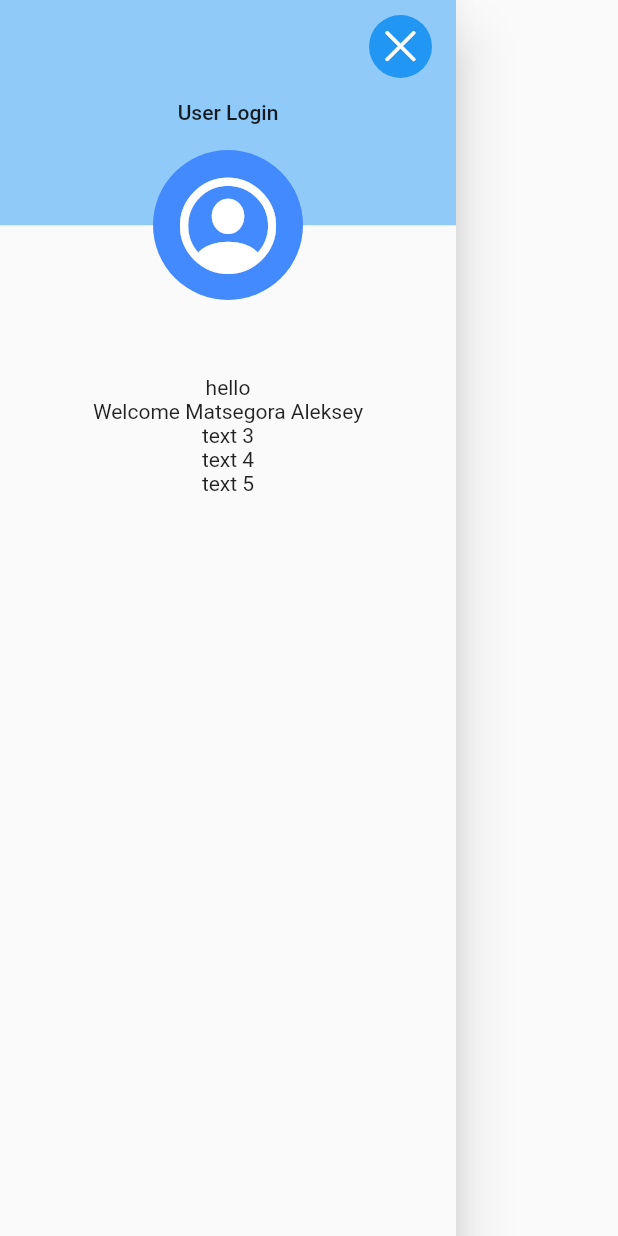
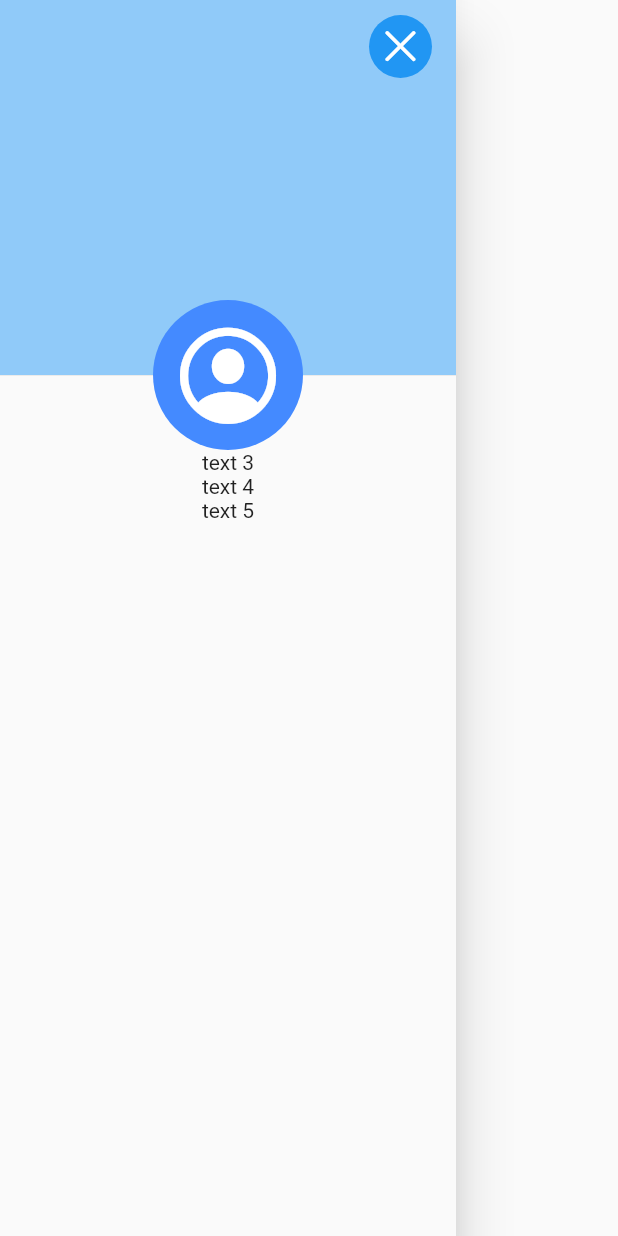
Before and after one commit to 1mavic/dog_walk, a Flutter app: the DrawerWidget widget shown alone on an empty page, opened directly, on a phone screen of 412 x 824 dp. Run offline on Flutter 3.47's test engine with Material 2 defaults, Android fonts, the light colour scheme and no system bars; our stand-ins replace device_info_plus, equatable, flutter_bloc, flutter_dotenv, flutter_hooks, google_maps_flutter.

Commit message:
login bloc + user repository

```diff
--- /dev/null
+++ b/lib/bloc/user_bloc/user_event.dart
@@ -0,0 +1,36 @@
+part of 'user_bloc.dart';
+
+/// user event abstract class
+abstract class UserEvent extends Equatable {
+  /// user event abstract class
+  const UserEvent();
+}
+
+/// user event when user changed
+class UserChangedEvent extends UserEvent {
+  /// user event when user changed
+  const UserChangedEvent(this.newUser);
+
+  /// new user data
+  final User newUser;
+  @override
+  List<Object?> get props => [
+        newUser,
+      ];
+}
+
+/// login event for login bloc with new state
+class UserStateEvent extends UserEvent {
+  /// login event for login bloc with new state
+  const UserStateEvent(
+    this.newStatus,
+  );
+
+  /// new login status from login repository
+  final UserLoggingStatus newStatus;
+
+  @override
+  List<Object> get props => [
+        newStatus,
+      ];
+}
--- a/lib/bloc/login_bloc/login_state.dart
+++ b/lib/bloc/user_bloc/user_state.dart
@@ -1,25 +1,25 @@
-part of 'login_bloc.dart';
+part of 'user_bloc.dart';
 
 /// state of login use bloc
-abstract class LoginState extends Equatable {
+abstract class UserState extends Equatable {
   /// state of login use bloc
-  const LoginState();
+  const UserState();
 
   @override
   List<Object> get props => [];
 }
 
 /// initial state for login bloc
-class LoginInitial extends LoginState {}
+class UserInitial extends UserState {}
 
 /// user not logged state
-class NotloggedState extends LoginState {
+class NotloggedState extends UserState {
   /// user field
   final user = const NotLoggedUser();
 }
 
 /// user logged in state
-class LoggedState extends LoginState {
+class LoggedState extends UserState {
   /// user logged in state
   const LoggedState(this.user);
 
--- /dev/null
+++ b/lib/entity/repositories/user_repository/user_repository.dart
@@ -0,0 +1,2 @@
+export './user_repository_contract.dart';
+export './user_repository_impl.dart';
--- /dev/null
+++ b/lib/entity/repositories/user_repository/user_repository_contract.dart
@@ -0,0 +1,19 @@
+import 'package:doggie_walker/entity/models/user_model.dart/user.dart';
+
+/// user repository class
+abstract class UserRepository {
+  /// user repository class
+  const UserRepository();
+
+  /// user stream return User class
+  Stream<User> get userStream;
+
+  /// function to get current user data
+  Future<void> getUser();
+
+  /// change current user data
+  Future<void> changeUser(LoggedUser user);
+
+  /// dispose repository
+  void dispose();
+}
--- a/lib/l10n/intl_en.arb
+++ b/lib/l10n/intl_en.arb
@@ -1,10 +1,9 @@
 {
     "hello": "hello",
-    "pageHomeWelcomeFullName": "Welcome {lastName} {firstName}",
+    "pageHomeWelcomeFullName": "Welcome {name}",
     "@pageHomeWelcomeFullName": {
         "placeholders": {
-            "firstName": {},
-            "lastName": {}
+            "name": {}
         }
     }
 }
--- a/lib/l10n/intl_ru_RU.arb
+++ b/lib/l10n/intl_ru_RU.arb
@@ -1,10 +1,9 @@
 {
     "hello": "привет",
-    "pageHomeWelcomeFullName": "Добро пожаловать {lastName} {firstName}",
+    "pageHomeWelcomeFullName": "Добро пожаловать {name}",
     "@pageHomeWelcomeFullName": {
         "placeholders": {
-            "firstName": {},
-            "lastName": {}
+            "name": {}
         }
     }
 }
--- a/lib/ui/main_screen_drawer.dart
+++ b/lib/ui/main_screen_drawer.dart
@@ -1,7 +1,9 @@
+import 'package:doggie_walker/bloc/user_bloc/user_bloc.dart';
 import 'package:doggie_walker/generated/l10n.dart';
 import 'package:doggie_walker/ui/user_avatar_widget.dart';
 import 'package:flutter/cupertino.dart';
 import 'package:flutter/material.dart';
+import 'package:flutter_bloc/flutter_bloc.dart';
 
 /// drawer on main screen widget
 class DrawerWidget extends StatelessWidget {
@@ -10,22 +12,30 @@ class DrawerWidget extends StatelessWidget {
 
   @override
   Widget build(BuildContext context) {
+    return BlocBuilder<UserBloc, UserState>(
+      builder: (context, state) {
         return Drawer(
           child: Stack(
             alignment: Alignment.topCenter,
             children: [
               SizedBox(
-            height: 150,
+                height: 250,
                 child: DrawerHeader(
                   margin: EdgeInsets.zero,
                   padding: EdgeInsets.zero,
                   decoration:
                       BoxDecoration(color: Theme.of(context).backgroundColor),
-              child: const SizedBox(
+                  child: SizedBox(
                     width: double.infinity,
-                child: Center(
-                  child: Text('User Login'),
+                    child: state is LoggedState
+                        ? Center(
+                            child: Text(
+                              S.of(context).pageHomeWelcomeFullName(
+                                    state.user.name,
                                   ),
+                            ),
+                          )
+                        : const SizedBox.shrink(),
                   ),
                 ),
               ),
@@ -53,7 +63,7 @@ class DrawerWidget extends StatelessWidget {
                 ),
               ),
               const Positioned(
-            top: 100,
+                top: 200,
                 left: 0,
                 right: 0,
                 child: UserAvatarWidget(),
@@ -61,22 +71,20 @@ class DrawerWidget extends StatelessWidget {
               Positioned(
                 top: 250,
                 child: Column(
-              children: [
-                Text(S.of(context).hello),
-                Text(
-                  S.of(context).pageHomeWelcomeFullName(
-                        'Aleksey',
-                        'Matsegora',
+                  children: const [
+                    SizedBox(
+                      height: 50,
                     ),
-                ),
-                const Text('text 3'),
-                const Text('text 4'),
-                const Text('text 5'),
+                    Text('text 3'),
+                    Text('text 4'),
+                    Text('text 5'),
                   ],
                 ),
               )
             ],
           ),
         );
+      },
+    );
   }
 }
```
Also changed, not shown: lib/bloc/login_bloc/login_bloc.dart (deleted, +0 -60 lines), lib/bloc/login_bloc/login_event.dart (deleted, +0 -27 lines), lib/bloc/user_bloc/user_bloc.dart (added, +85 -0 lines), lib/entity/repositories/login_repository/fb_login_repository_impl.dart (+6 -6 lines), lib/entity/repositories/user_repository/user_repository_impl.dart (added, +36 -0 lines), lib/main.dart (+11 -1 lines), lib/generated/intl/messages_en.dart, lib/generated/intl/messages_ru_RU.dart, lib/generated/l10n.dart, 1 other file. Lines whose indentation alone changed are shown as unchanged.
